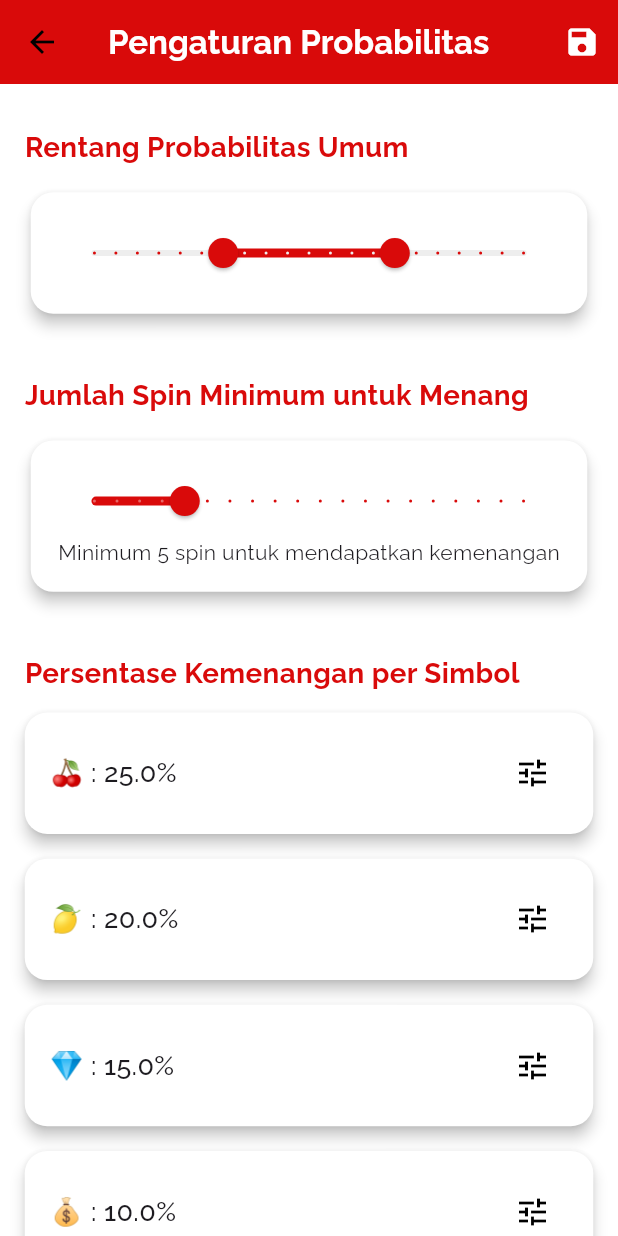
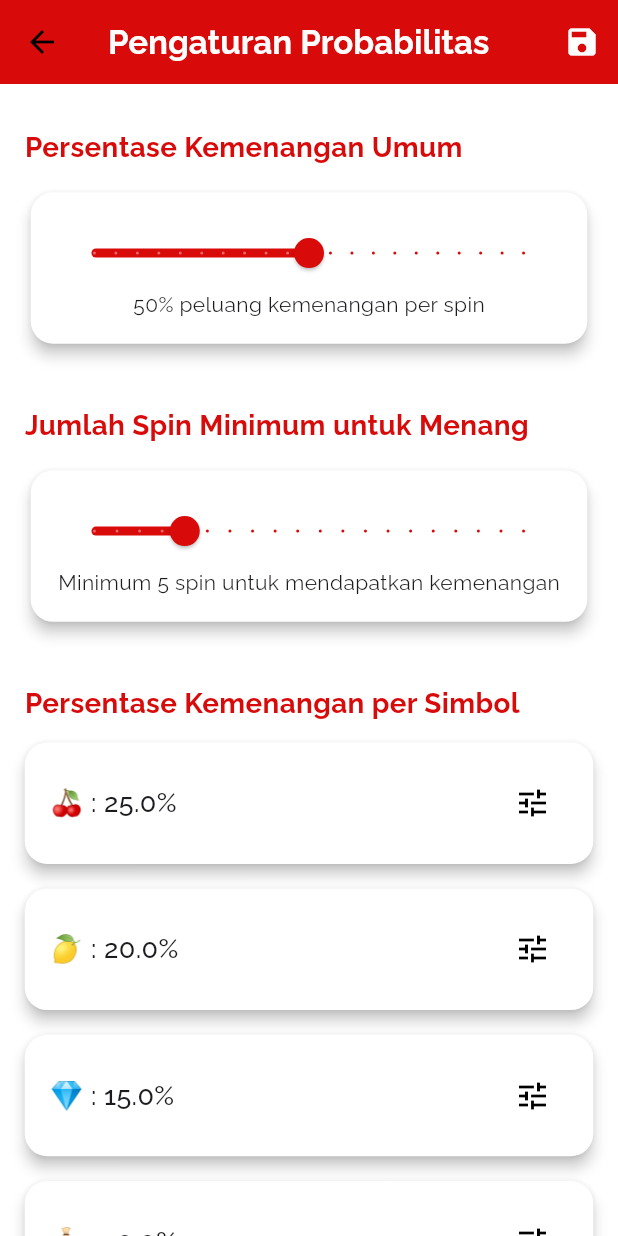
Before and after one commit to Fikri-rmd/skripsi_simulasi_gambling, a Flutter app: the ProbabilitySettingsPage2 screen opened directly, on a phone screen of 412 x 824 dp. Run offline on Flutter 3.47's test engine with Material 3 defaults, Android fonts, the phone set to English and light mode, and no system bars; our stand-ins replace firebase_auth, firebase_core, font_awesome_flutter, google_fonts, google_sign_in, shared_preferences; accounts and stored records are empty.

Commit message:
menu settings

```diff
--- a/lib/screens/setting_page.dart
+++ b/lib/screens/setting_page.dart
@@ -10,17 +10,23 @@ class ProbabilitySettingsPage2 extends StatefulWidget {
 }
 
 class _ProbabilitySettingsPageState extends State<ProbabilitySettingsPage2> {
-  double _minProbability = 0.3;
-  double _maxProbability = 0.7;
-  bool _enableAutoAdjust = true;
-  double _threshold = 0.5;
-  double _sensitivity = 0.8;
+  // 1. Persentase kemenangan umum
+  double _winPercentage = 0.5;
+
+  // 2. Jumlah spin minimum untuk menang
   int _minSpinToWin = 5;
+
+  // 3. Persentase kemenangan per simbol
   Map<String, double> _symbolWinRates = {
     '🍒': 0.25,
     '🍋': 0.20,
     '💎': 0.15,
     '💰': 0.10,
+    '🍊': 0.10,
+    '🔔': 0.08,
+    '🎲': 0.07,
+    '🥇': 0.03,
+    '🍇': 0.02,
   };
 
   @override
@@ -45,25 +51,21 @@ class _ProbabilitySettingsPageState extends State<ProbabilitySettingsPage2> {
         child: Column(
           crossAxisAlignment: CrossAxisAlignment.start,
           children: [
-            _buildSectionHeader('Rentang Probabilitas Umum'),
-            _buildRangeSlider(),
+            // 1. Pengaturan Persentase Kemenangan Umum
+            _buildSectionHeader('Persentase Kemenangan Umum'),
+            _buildWinPercentageSetting(),
 
             SizedBox(height: SizeConfig.blockSizeVertical! * 3),
+
+            // 2. Pengaturan Jumlah Spin Minimum untuk Menang
             _buildSectionHeader('Jumlah Spin Minimum untuk Menang'),
             _buildSpinSetting(),
 
             SizedBox(height: SizeConfig.blockSizeVertical! * 3),
+
+            // 3. Pengaturan Persentase Kemenangan per Simbol
             _buildSectionHeader('Persentase Kemenangan per Simbol'),
             ..._buildSymbolSettings(),
-
-            SizedBox(height: SizeConfig.blockSizeVertical! * 3),
-            _buildSectionHeader('Pengaturan Lanjutan'),
-            _buildToggleSwitch(),
-            _buildThresholdSetting(),
-            _buildSensitivitySetting(),
-
-            SizedBox(height: SizeConfig.blockSizeVertical! * 2),
-            _buildInfoMessage(),
           ],
         ),
       ),
@@ -80,7 +82,8 @@ class _ProbabilitySettingsPageState extends State<ProbabilitySettingsPage2> {
     );
   }
 
-  Widget _buildRangeSlider() {
+  // 1. Widget untuk pengaturan persentase kemenangan umum
+  Widget _buildWinPercentageSetting() {
     return Card(
       elevation: 4,
       shape: RoundedRectangleBorder(borderRadius: BorderRadius.circular(15)),
@@ -88,23 +91,22 @@ class _ProbabilitySettingsPageState extends State<ProbabilitySettingsPage2> {
         padding: EdgeInsets.all(SizeConfig.blockSizeHorizontal! * 4),
         child: Column(
           children: [
-            RangeSlider(
-              values: RangeValues(_minProbability, _maxProbability),
+            Slider(
+              value: _winPercentage,
               min: 0.0,
               max: 1.0,
               divisions: 20,
-              labels: RangeLabels(
-                'Min: ${(_minProbability * 100).toStringAsFixed(0)}%',
-                'Max: ${(_maxProbability * 100).toStringAsFixed(0)}%',
-              ),
-              onChanged: (RangeValues values) {
+              label: '${(_winPercentage * 100).toStringAsFixed(0)}%',
+              onChanged: (value) {
                 setState(() {
-                  _minProbability = values.start;
-                  _maxProbability = values.end;
+                  _winPercentage = value;
                 });
               },
               activeColor: kBlue,
-              inactiveColor: Colors.grey[200],
+            ),
+            Text(
+              '${(_winPercentage * 100).toStringAsFixed(0)}% peluang kemenangan per spin',
+              style: kRalewayRegular,
             ),
           ],
         ),
@@ -112,6 +114,7 @@ class _ProbabilitySettingsPageState extends State<ProbabilitySettingsPage2> {
     );
   }
 
+  // 2. Widget untuk pengaturan spin minimum
   Widget _buildSpinSetting() {
     return Card(
       elevation: 4,
@@ -143,6 +146,7 @@ class _ProbabilitySettingsPageState extends State<ProbabilitySettingsPage2> {
     );
   }
 
+  // 3. Widget untuk pengaturan persentase per simbol
   List<Widget> _buildSymbolSettings() {
     return _symbolWinRates.entries.map((entry) {
       return Card(
@@ -212,130 +216,6 @@ class _ProbabilitySettingsPageState extends State<ProbabilitySettingsPage2> {
     );
   }
 
-  Widget _buildToggleSwitch() {
-    return Card(
-      elevation: 4,
-      shape: RoundedRectangleBorder(borderRadius: BorderRadius.circular(15)),
-      child: Padding(
-        padding: EdgeInsets.all(SizeConfig.blockSizeHorizontal! * 4),
-        child: Row(
-          mainAxisAlignment: MainAxisAlignment.spaceBetween,
-          children: [
-            Text('Penyesuaian Otomatis',
-                style: kRalewayMedium.copyWith(
-                    fontSize: SizeConfig.blockSizeHorizontal! * 4)),
-            Switch(
-              value: _enableAutoAdjust,
-              onChanged: (value) => setState(() => _enableAutoAdjust = value),
-              activeColor: kWhite,
-              activeTrackColor: kBlue,
-            ),
-          ],
-        ),
-      ),
-    );
-  }
-
-  Widget _buildThresholdSetting() {
-    return Card(
-      elevation: 4,
-      shape: RoundedRectangleBorder(borderRadius: BorderRadius.circular(15)),
-      child: Padding(
-        padding: EdgeInsets.all(SizeConfig.blockSizeHorizontal! * 4),
-        child: Column(
-          crossAxisAlignment: CrossAxisAlignment.start,
-          children: [
-            Text('Ambang Batas Kemenangan',
-                style: kRalewayMedium.copyWith(
-                    fontSize: SizeConfig.blockSizeHorizontal! * 4)),
-            Slider(
-              value: _threshold,
-              min: 0.0,
-              max: 1.0,
-              divisions: 20,
-              label: '${(_threshold * 100).toStringAsFixed(0)}%',
-              onChanged: (value) => setState(() => _threshold = value),
-              activeColor: _getThresholdColor(_threshold),
-            ),
-          ],
-        ),
-      ),
-    );
-  }
-
-  Widget _buildSensitivitySetting() {
-    return Card(
-      elevation: 4,
-      shape: RoundedRectangleBorder(borderRadius: BorderRadius.circular(15)),
-      child: Padding(
-        padding: EdgeInsets.all(SizeConfig.blockSizeHorizontal! * 4),
-        child: Row(
-          mainAxisAlignment: MainAxisAlignment.spaceBetween,
-          children: [
-            Expanded(
-              child: Column(
-                crossAxisAlignment: CrossAxisAlignment.start,
-                children: [
-                  Text('Sensitivitas Mesin',
-                      style: kRalewayMedium.copyWith(fontSize: 16)),
-                  Text('(Semakin tinggi semakin sering menang)',
-                      style: kRalewayRegular.copyWith(color: Colors.grey)),
-                ],
-              ),
-            ),
-            SizedBox(width: SizeConfig.blockSizeHorizontal! * 4),
-            Container(
-              width: SizeConfig.blockSizeHorizontal! * 20,
-              child: TextFormField(
-                keyboardType: TextInputType.number,
-                decoration: InputDecoration(
-                  suffixText: '%',
-                  border: OutlineInputBorder(),
-                ),
-                controller: TextEditingController(
-                    text: '${(_sensitivity * 100).toStringAsFixed(0)}'),
-                onChanged: (value) {
-                  final parsed = double.tryParse(value);
-                  if (parsed != null && parsed >= 0 && parsed <= 100) {
-                    setState(() => _sensitivity = parsed / 100);
-                  }
-                },
-              ),
-            ),
-          ],
-        ),
-      ),
-    );
-  }
-
-  Widget _buildInfoMessage() {
-    return Container(
-      padding: EdgeInsets.all(SizeConfig.blockSizeHorizontal! * 4),
-      decoration: BoxDecoration(
-        color: kBlue.withOpacity(0.1),
-        borderRadius: BorderRadius.circular(15),
-      ),
-      child: Row(
-        children: [
-          Icon(Icons.info, color: kBlue),
-          SizedBox(width: SizeConfig.blockSizeHorizontal! * 3),
-          Expanded(
-            child: Text(
-              'Pengaturan sensitivitas tinggi dapat meningkatkan frekuensi kemenangan palsu',
-              style: kRalewayRegular.copyWith(color: Colors.grey[700]),
-            ),
-          ),
-        ],
-      ),
-    );
-  }
-
-  Color _getThresholdColor(double value) {
-    if (value < 0.3) return Colors.green;
-    if (value < 0.6) return Colors.orange;
-    return Colors.red;
-  }
-
   void _saveSettings() {
     showDialog(
       context: context,
@@ -371,7 +251,8 @@ class _ProbabilitySettingsPageState extends State<ProbabilitySettingsPage2> {
           ],
           shape: RoundedRectangleBorder(
             borderRadius: BorderRadius.circular(20),
-      ));
+          ),
+        );
       },
     );
   }
```
Also changed, not shown: 1 other file. Lines whose indentation alone changed are shown as unchanged.
